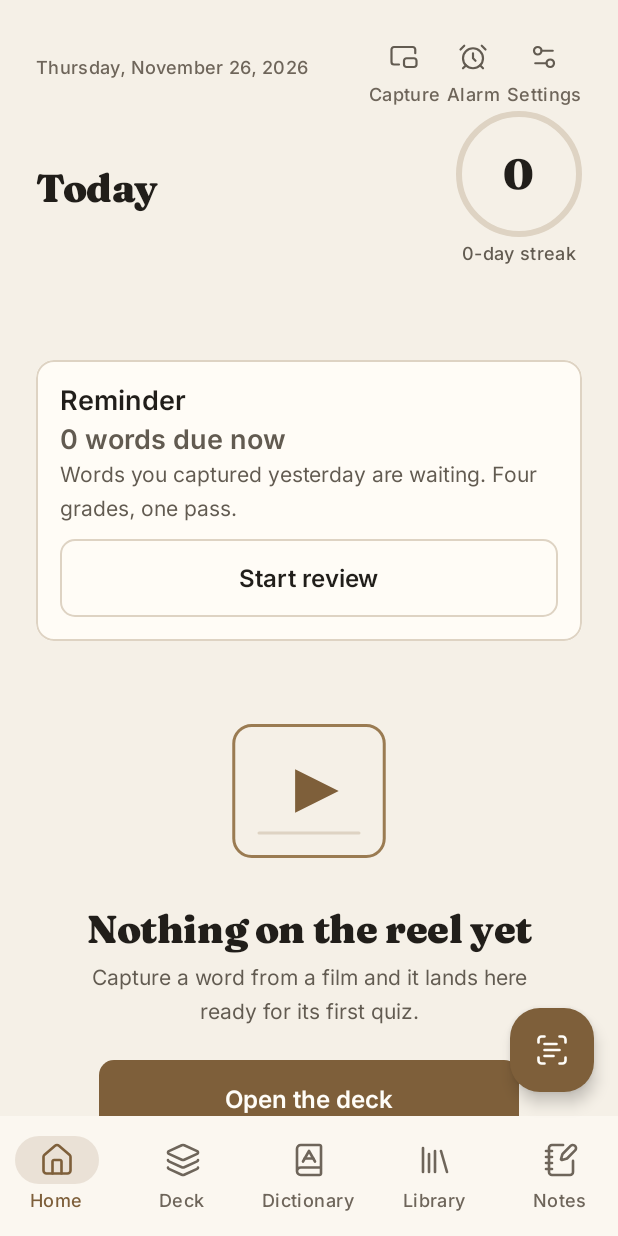
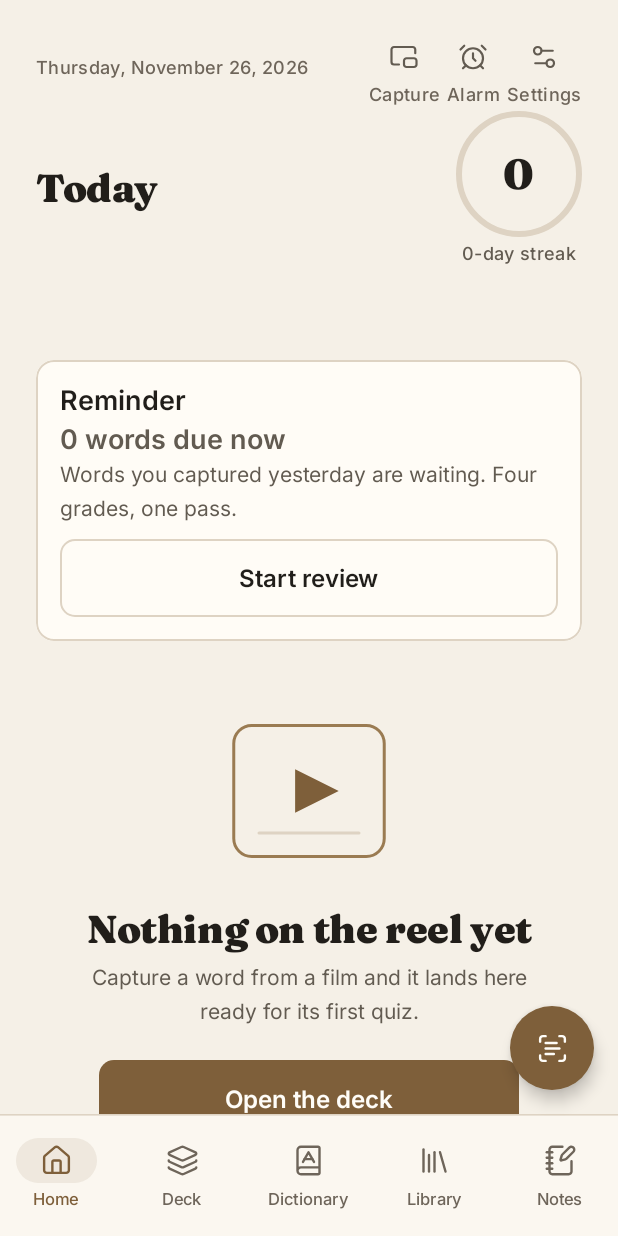
Before and after one commit to CherubOfEden/reelvocab, an Android app built with Jetpack Compose: the composable MainScaffold shown on its own in the app's theme, on a phone screen of 412 x 824 dp. Run offline under Robolectric (Android 15) with nearby library versions, the phone set to English and light mode, and no system bars; our stand-ins replace Dagger/Hilt's generated code, Room's generated code; libraries missing offline, so code that uses them is left out: coil.decode; pictures from the network do not load.

Commit message:
Add quiet luxury launcher icon and capture bubble

```diff
--- a/app/src/main/AndroidManifest.xml
+++ b/app/src/main/AndroidManifest.xml
@@ -22,6 +22,7 @@
         android:allowBackup="false"
         android:enableOnBackInvokedCallback="true"
         android:icon="@mipmap/ic_launcher"
+        android:roundIcon="@mipmap/ic_launcher"
         android:label="@string/app_name"
         android:supportsRtl="true"
         android:theme="@style/Theme.ReelVocab">
--- a/app/src/main/kotlin/app/reelvocab/navigation/MainScaffold.kt
+++ b/app/src/main/kotlin/app/reelvocab/navigation/MainScaffold.kt
@@ -1,6 +1,4 @@
 package app.reelvocab.navigation
-
-import app.reelvocab.core.designsystem.icon.ReelIcons
 
 import android.Manifest
 import android.content.Intent
@@ -11,11 +9,14 @@ import android.os.Bundle
 import android.provider.Settings
 import androidx.activity.compose.rememberLauncherForActivityResult
 import androidx.activity.result.contract.ActivityResultContracts
+import androidx.compose.foundation.background
 import androidx.compose.foundation.layout.Arrangement
 import androidx.compose.foundation.layout.Column
 import androidx.compose.foundation.layout.Row
 import androidx.compose.foundation.layout.fillMaxSize
 import androidx.compose.foundation.layout.padding
+import androidx.compose.foundation.layout.size
+import androidx.compose.foundation.shape.CircleShape
 import androidx.compose.material3.AlertDialog
 import androidx.compose.material3.ExperimentalMaterial3Api
 import androidx.compose.material3.FloatingActionButton
@@ -58,6 +59,8 @@ import androidx.navigation.compose.rememberNavController
 import androidx.navigation.toRoute
 import app.reelvocab.BuildConfig
 import app.reelvocab.R
+import app.reelvocab.core.designsystem.component.ReelRule
+import app.reelvocab.core.designsystem.icon.ReelIcons
 import app.reelvocab.core.designsystem.theme.ReelTheme
 import app.reelvocab.feature.capture.CapturePreferences
 import app.reelvocab.feature.capture.CaptureSessionService
@@ -172,7 +175,6 @@ fun MainScaffold(
         currentRoute?.contains(PlayerRoute::class.qualifiedName ?: "") != true &&
             currentRoute?.contains(EditorRoute::class.qualifiedName ?: "") != true
     val pipActive by CaptureSessionService.runningFlow.collectAsStateWithLifecycle()
-
     val startPip: () -> Unit = {
         if (Settings.canDrawOverlays(context)) {
             CaptureSessionService.startPill(context)
@@ -209,10 +211,12 @@ fun MainScaffold(
                     },
                     containerColor = ReelTheme.colors.accent,
                     contentColor = ReelTheme.colors.onAccent,
+                    shape = CircleShape,
                 ) {
                     Icon(
                         imageVector = ReelIcons.ScanText,
                         contentDescription = stringResource(R.string.capture_fab),
+                        modifier = Modifier.size(22.dp),
                     )
                 }
             }
@@ -574,6 +578,8 @@ private fun ReelBottomBar(
     onSelect: (ReelTab) -> Unit,
 ) {
     val colors = ReelTheme.colors
+    Column(modifier = Modifier.background(colors.base)) {
+        ReelRule()
         NavigationBar(
             containerColor = colors.surface,
             contentColor = colors.textPrimary,
@@ -584,22 +590,27 @@ private fun ReelBottomBar(
                     selected = selectedTab == tab,
                     onClick = { onSelect(tab) },
                     icon = {
-                    Icon(imageVector = tab.icon, contentDescription = null)
+                        Icon(
+                            imageVector = tab.icon,
+                            contentDescription = null,
+                            modifier = Modifier.size(22.dp),
+                        )
                     },
                     label = {
                         Text(
                             text = stringResource(tab.labelRes),
-                        style = ReelTheme.type.label,
+                            style = ReelTheme.type.navLabel,
                         )
                     },
                     colors = NavigationBarItemDefaults.colors(
                         selectedIconColor = colors.accent,
                         selectedTextColor = colors.accent,
-                    indicatorColor = colors.accent.copy(alpha = 0.14f),
+                        indicatorColor = colors.accent.copy(alpha = 0.10f),
                         unselectedIconColor = colors.textTertiary,
                         unselectedTextColor = colors.textTertiary,
                     ),
                 )
+            }
         }
     }
 }
--- a/app/src/main/res/values/colors.xml
+++ b/app/src/main/res/values/colors.xml
@@ -1,5 +1,5 @@
 <?xml version="1.0" encoding="utf-8"?>
 <resources>
     <color name="window_background">#F5F0E7</color>
-    <color name="ic_launcher_background">#0B0C10</color>
+    <color name="ic_launcher_background">#0E0D0B</color>
 </resources>
--- a/feature/capture/src/main/kotlin/app/reelvocab/feature/capture/RecordingBubble.kt
+++ b/feature/capture/src/main/kotlin/app/reelvocab/feature/capture/RecordingBubble.kt
@@ -35,8 +35,8 @@ class RecordingBubble(
         background = GradientDrawable().apply {
             shape = GradientDrawable.RECTANGLE
             cornerRadius = dp(22).toFloat()
-            setColor(ReelDarkColors.elevated.toArgb())
-            setStroke(dp(1), ReelDarkColors.accent.toArgb())
+            setColor(ReelDarkColors.base.toArgb())
+            setStroke(dp(1), ReelDarkColors.accentMuted.toArgb())
         }
         elevation = dp(10).toFloat()
         contentDescription = context.getString(R.string.recording_bubble_description)
--- /dev/null
+++ b/feature/capture/src/main/res/drawable/ic_capture_scan.xml
@@ -0,0 +1,14 @@
+<?xml version="1.0" encoding="utf-8"?>
+<vector xmlns:android="http://schemas.android.com/apk/res/android"
+    android:width="24dp"
+    android:height="24dp"
+    android:viewportWidth="24"
+    android:viewportHeight="24">
+    <path
+        android:fillColor="@android:color/transparent"
+        android:pathData="M3,7V5a2,2 0 0 1 2,-2h2 M17,3h2a2,2 0 0 1 2,2v2 M21,17v2a2,2 0 0 1 -2,2h-2 M7,21H5a2,2 0 0 1 -2,-2v-2 M7,8h8 M7,12h10 M7,16h6"
+        android:strokeColor="#FF000000"
+        android:strokeLineCap="round"
+        android:strokeLineJoin="round"
+        android:strokeWidth="2" />
+</vector>
```
Also changed, not shown: app/src/main/res/drawable/ic_launcher_foreground.xml (+53 -6 lines), feature/capture/src/main/kotlin/app/reelvocab/feature/capture/CaptureSessionService.kt (+10 -8 lines). Lines whose indentation alone changed are shown as unchanged.
